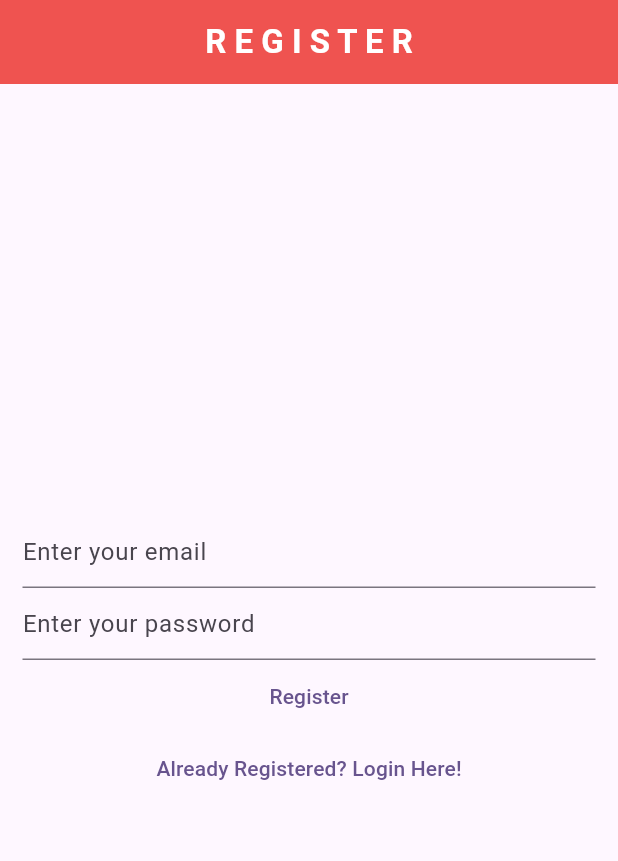
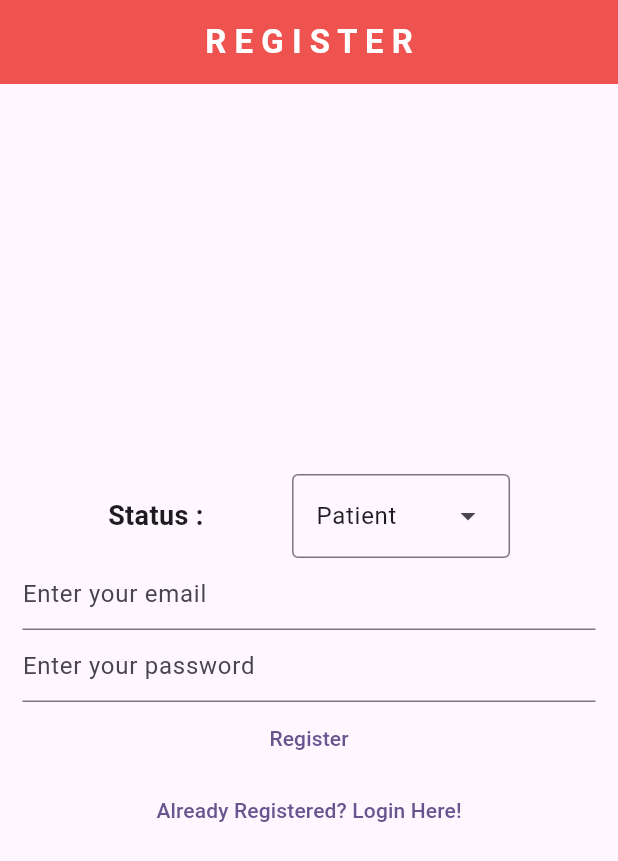
Before and after one commit to Mahendran-Murugan/Vital-Sense-App, a Flutter app: the screen it shows after launch, after a tap on "Not Registered? Reister here!", on a phone screen of 412 x 824 dp. Shown: the top 861 px of the screen. Run offline on Flutter 3.47's test engine with Material 3 defaults, Android fonts, the light colour scheme and no system bars; our stand-ins replace dash_chat_2, firebase_auth, firebase_core, firebase_database, google_fonts, shared_preferences; accounts and stored records are empty; network calls fail; Roboto replaces fonts that are missing (Amaranth).

Commit message:
feat: add final commit for day

```diff
--- a/lib/main.dart
+++ b/lib/main.dart
@@ -2,8 +2,10 @@ import 'package:firebase_core/firebase_core.dart';
 import 'package:flutter/material.dart';
 import 'package:vitalsense/firebase_options.dart';
 import 'package:vitalsense/pages/chat_screen.dart';
+import 'package:vitalsense/pages/doctor_screen.dart';
 import 'package:vitalsense/pages/home_screen.dart';
 import 'package:vitalsense/pages/login_screen.dart';
+import 'package:vitalsense/pages/patient_screen.dart';
 import 'package:vitalsense/pages/register_screen.dart';
 import 'package:vitalsense/pages/verify_email_screen.dart';
 import 'package:vitalsense/routes/constants.dart';
@@ -35,6 +37,8 @@ class MyApp extends StatelessWidget {
         chatRoute: (context) => const ChatScreen(),
         verifyEmailRoute: (context) => const VerifyEmailScreen(),
         registerRoute: (context) => const RegisterScreen(),
+        doctorRoute: (context) => const DoctorScreen(),
+        patientRoute: (context) => const PatientScreen(),
       },
     );
   }
--- a/lib/pages/chat_screen.dart
+++ b/lib/pages/chat_screen.dart
@@ -96,7 +96,7 @@ class _ChatScreenState extends State<ChatScreen> {
   }
 
   Future<Chat> post(ChatMessage m) async {
-    final uri;
+    final Uri uri;
     if (dropDownValue == "ChatBot") {
       uri = Uri.parse("$url/api/post/medicine");
     } else {
--- a/lib/pages/home_screen.dart
+++ b/lib/pages/home_screen.dart
@@ -1,9 +1,12 @@
 import 'package:firebase_auth/firebase_auth.dart';
 import 'package:firebase_core/firebase_core.dart';
+import 'package:firebase_database/firebase_database.dart';
 import 'package:flutter/material.dart';
 import 'package:vitalsense/firebase_options.dart';
 import 'package:vitalsense/pages/chat_screen.dart';
+import 'package:vitalsense/pages/doctor_screen.dart';
 import 'package:vitalsense/pages/login_screen.dart';
+import 'package:vitalsense/pages/patient_screen.dart';
 
 class HomeScreen extends StatefulWidget {
   const HomeScreen({super.key});
@@ -13,19 +16,55 @@ class HomeScreen extends StatefulWidget {
 }
 
 class _HomeScreenState extends State<HomeScreen> {
+  final FirebaseAuth _auth = FirebaseAuth.instance;
+
+  String status = "Patient";
+
+  final DatabaseReference _dbRef =
+      FirebaseDatabase.instance.ref().child("users");
+
+  Future<String> selectiveRendering(User? user) async {
+    if (user == null) return "";
+    final ref = await _dbRef.child(user.uid).child("status").get();
+    if (ref.exists) {
+      status = ref.value as String;
+      print(status);
+      return status;
+    }
+    return "";
+  }
+
+  @override
+  void initState() {
+    super.initState();
+    selectiveRendering(_auth.currentUser);
+    setStatus();
+  }
+
+  void setStatus() {
+    setState(() {
+      status = status;
+    });
+  }
+
   @override
   Widget build(BuildContext context) {
-    final FirebaseAuth _auth = FirebaseAuth.instance;
-
     return FutureBuilder(
       future: Firebase.initializeApp(
         options: DefaultFirebaseOptions.currentPlatform,
       ),
       builder: (context, snapshot) {
+        User? user = _auth.currentUser;
         switch (snapshot.connectionState) {
           case ConnectionState.done:
-            if (_auth.currentUser != null) {
-              return const ChatScreen();
+            if (user != null) {
+              if (status == "Patient") {
+                return const PatientScreen();
+              } else if (status == "Doctor") {
+                return const DoctorScreen();
+              } else {
+                return const ChatScreen();
+              }
             } else {
               return const LoginScreen();
             }
--- a/lib/pages/login_screen.dart
+++ b/lib/pages/login_screen.dart
@@ -1,9 +1,11 @@
 import 'dart:developer';
 import 'package:firebase_auth/firebase_auth.dart';
+import 'package:firebase_database/firebase_database.dart';
 import 'package:flutter/material.dart';
 import 'package:google_fonts/google_fonts.dart';
 import 'package:vitalsense/routes/constants.dart';
 import 'package:vitalsense/utils/show_error_dialog.dart';
+import 'package:shared_preferences/shared_preferences.dart';
 
 class LoginScreen extends StatefulWidget {
   const LoginScreen({super.key});
@@ -16,10 +18,33 @@ class _LoginScreenState extends State<LoginScreen> {
   late final TextEditingController _email;
   late final TextEditingController _password;
 
+  final FirebaseAuth _auth = FirebaseAuth.instance;
+
+  String s = "";
+
+  final DatabaseReference _dbRef =
+      FirebaseDatabase.instance.ref().child("users");
+
+  void selectiveRendering(User? user) async {
+    if (user == null) return;
+    final ref = await _dbRef.child(user.uid).child("status").get();
+    final pre = await SharedPreferences.getInstance();
+    if (ref.exists) {
+      await pre.setString("status", ref.value as String);
+    }
+  }
+
+  readPref() async {
+    final pre = await SharedPreferences.getInstance();
+    s = await pre.getString("status") ?? " ";
+  }
+
   @override
   void initState() {
     _email = TextEditingController();
     _password = TextEditingController();
+    selectiveRendering(_auth.currentUser);
+    readPref();
     super.initState();
   }
 
@@ -80,10 +105,22 @@ class _LoginScreenState extends State<LoginScreen> {
                   } else {
                     final user = FirebaseAuth.instance.currentUser;
                     if (user?.emailVerified ?? false) {
-                      Navigator.of(context).pushNamedAndRemoveUntil(
-                        chatRoute,
-                        (route) => false,
-                      );
+                      if (s == "Patient") {
+                        Navigator.of(context).pushNamedAndRemoveUntil(
+                          patientRoute,
+                          (route) => false,
+                        );
+                      } else if (s == "Doctor") {
+                        Navigator.of(context).pushNamedAndRemoveUntil(
+                          doctorRoute,
+                          (route) => false,
+                        );
+                      } else {
+                        Navigator.of(context).pushNamedAndRemoveUntil(
+                          chatRoute,
+                          (route) => false,
+                        );
+                      }
                     } else {
                       Navigator.of(context).pushNamedAndRemoveUntil(
                         verifyEmailRoute,
--- a/lib/pages/register_screen.dart
+++ b/lib/pages/register_screen.dart
@@ -1,9 +1,12 @@
 import 'dart:developer';
 import 'package:firebase_auth/firebase_auth.dart';
 import 'package:flutter/material.dart';
+import 'package:firebase_database/firebase_database.dart';
 import 'package:google_fonts/google_fonts.dart';
 import 'package:vitalsense/routes/constants.dart';
 import 'package:vitalsense/utils/show_error_dialog.dart';
+
+const List<String> list = <String>['Patient', 'Doctor'];
 
 class RegisterScreen extends StatefulWidget {
   const RegisterScreen({super.key});
@@ -15,6 +18,23 @@ class RegisterScreen extends StatefulWidget {
 class _RegisterScreenState extends State<RegisterScreen> {
   late final TextEditingController _email;
   late final TextEditingController _password;
+
+  final FirebaseAuth _auth = FirebaseAuth.instance;
+
+  String dropDownValue = list.first;
+
+  final DatabaseReference _dbRef =
+      FirebaseDatabase.instance.ref().child('users');
+
+  void setData(String email, String status, User? user) {
+    if (user == null) return;
+    DatabaseReference curr = _dbRef.child(user.uid);
+    curr.set({
+      "id": user.uid,
+      "email": email,
+      "status": status,
+    });
+  }
 
   @override
   void initState() {
@@ -48,6 +68,37 @@ class _RegisterScreenState extends State<RegisterScreen> {
         child: Column(
           mainAxisAlignment: MainAxisAlignment.center,
           children: [
+            Row(
+              mainAxisAlignment: MainAxisAlignment.spaceEvenly,
+              children: [
+                Padding(
+                  padding: const EdgeInsets.symmetric(horizontal: 2),
+                  child: Text(
+                    'Status :',
+                    style: GoogleFonts.amaranth(
+                      fontSize: 18,
+                      fontWeight: FontWeight.bold,
+                    ),
+                  ),
+                ),
+                Padding(
+                  padding: const EdgeInsets.symmetric(horizontal: 2),
+                  child: DropdownMenu<String>(
+                    initialSelection: list.first,
+                    onSelected: (String? value) {
+                      setState(() {
+                        dropDownValue = value!;
+                      });
+                    },
+                    dropdownMenuEntries:
+                        list.map<DropdownMenuEntry<String>>((String value) {
+                      return DropdownMenuEntry<String>(
+                          value: value, label: value);
+                    }).toList(),
+                  ),
+                ),
+              ],
+            ),
             TextField(
               controller: _email,
               enableSuggestions: false,
@@ -71,11 +122,12 @@ class _RegisterScreenState extends State<RegisterScreen> {
                 final email = _email.text;
                 final pass = _password.text;
                 try {
-                  await FirebaseAuth.instance.createUserWithEmailAndPassword(
+                  await _auth.createUserWithEmailAndPassword(
                     email: email,
                     password: pass,
                   );
-                  final user = FirebaseAuth.instance.currentUser;
+                  final user = _auth.currentUser;
+                  setData(email, dropDownValue, user);
                   user?.sendEmailVerification();
                   if (!context.mounted) {
                     log("Context Error");
--- a/lib/routes/constants.dart
+++ b/lib/routes/constants.dart
@@ -3,3 +3,5 @@ const homeRoute = '/home/';
 const chatRoute = '/chat/';
 const verifyEmailRoute = '/verify-email/';
 const registerRoute = '/register/';
+const doctorRoute = '/doctor/';
+const patientRoute = '/patient/';
--- a/pubspec.yaml
+++ b/pubspec.yaml
@@ -42,6 +42,7 @@ dependencies:
   firebase_auth: ^4.19.4
   firebase_database: ^10.5.4
   sign_in_button: ^3.2.0
+  shared_preferences: ^2.2.3
 
 dev_dependencies:
   flutter_test:
```
Also changed, not shown: lib/pages/doctor_screen.dart (added, +24 -0 lines), lib/pages/patient_screen.dart (added, +25 -0 lines), pubspec.lock, 4 other files.
